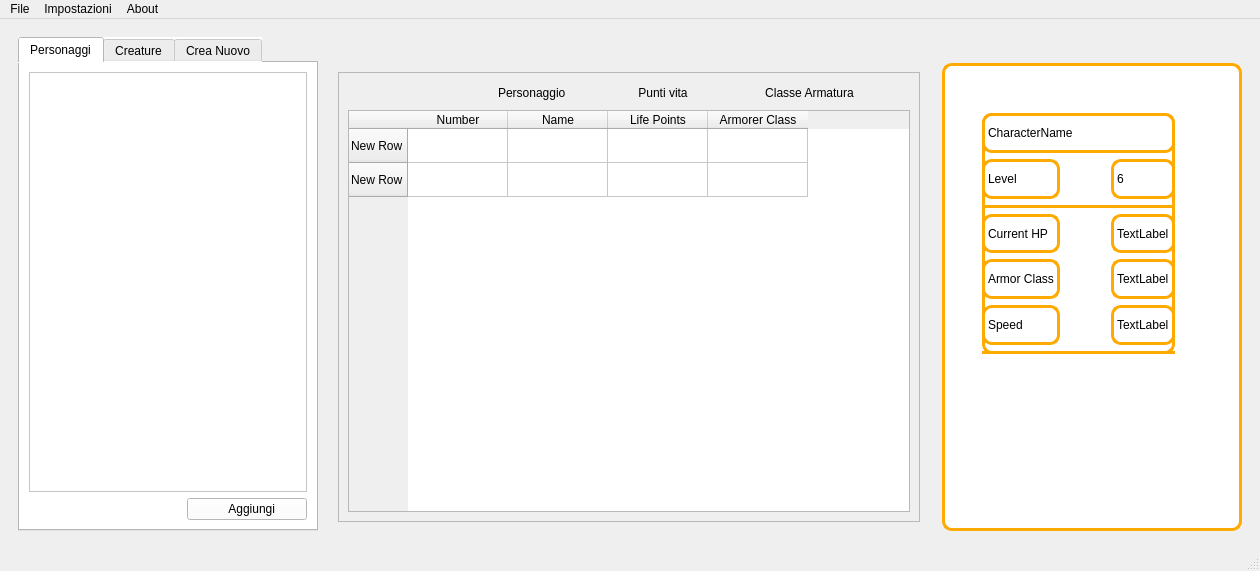
First picture: the form in gui/ui/main_window.ui, repository Guglielmo20/d-d_DM_app, before the edit.
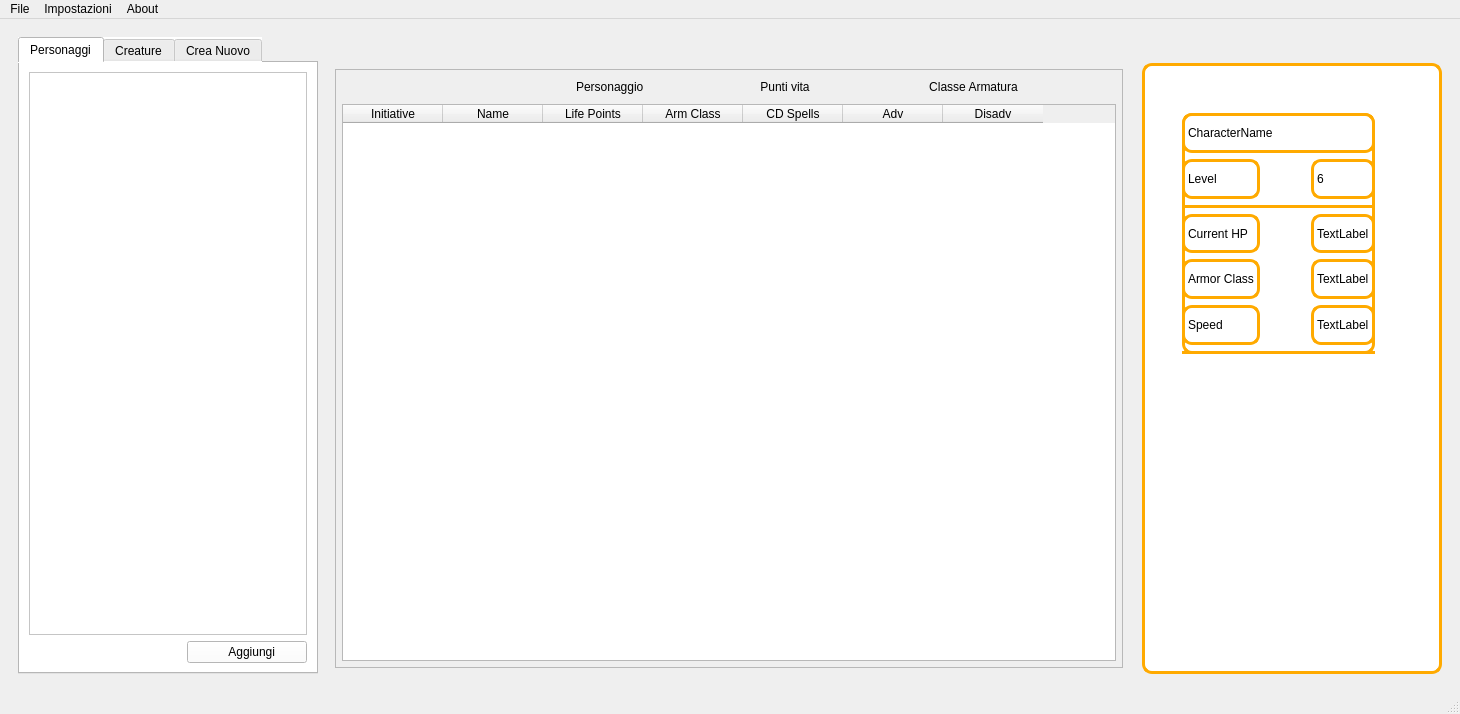
Second picture: the form after the edit. Icons and pictures are not drawn.

The edit to the form file:
```diff
--- a/gui/ui/main_window.ui
+++ b/gui/ui/main_window.ui
@@ -6,8 +6,8 @@
    <rect>
     <x>0</x>
     <y>0</y>
-    <width>1260</width>
-    <height>571</height>
+    <width>1460</width>
+    <height>714</height>
    </rect>
   </property>
   <property name="windowTitle">
@@ -51,7 +51,7 @@
         <widget class="QWidget" name="widget_3" native="true">
          <property name="minimumSize">
           <size>
-           <width>600</width>
+           <width>800</width>
            <height>0</height>
           </size>
          </property>
@@ -59,6 +59,18 @@
           <string notr="true"/>
          </property>
          <layout class="QGridLayout" name="gridLayout_5">
+          <property name="leftMargin">
+           <number>6</number>
+          </property>
+          <property name="topMargin">
+           <number>6</number>
+          </property>
+          <property name="rightMargin">
+           <number>6</number>
+          </property>
+          <property name="bottomMargin">
+           <number>6</number>
+          </property>
           <item row="0" column="0">
            <widget class="QFrame" name="frame_2">
             <property name="frameShape">
@@ -68,6 +80,18 @@
              <enum>QFrame::Raised</enum>
             </property>
             <layout class="QGridLayout" name="gridLayout_4">
+             <property name="leftMargin">
+              <number>6</number>
+             </property>
+             <property name="topMargin">
+              <number>6</number>
+             </property>
+             <property name="rightMargin">
+              <number>6</number>
+             </property>
+             <property name="bottomMargin">
+              <number>6</number>
+             </property>
              <item row="0" column="0">
               <layout class="QHBoxLayout" name="horizontalLayout">
                <item>
@@ -200,22 +224,15 @@
              </item>
              <item row="1" column="0">
               <widget class="QTableWidget" name="tableWidget">
+               <attribute name="horizontalHeaderDefaultSectionSize">
+                <number>100</number>
+               </attribute>
                <attribute name="verticalHeaderDefaultSectionSize">
                 <number>34</number>
                </attribute>
-               <row>
-                <property name="text">
-                 <string>New Row</string>
-                </property>
-               </row>
-               <row>
-                <property name="text">
-                 <string>New Row</string>
-                </property>
-               </row>
                <column>
                 <property name="text">
-                 <string>Number</string>
+                 <string>Initiative</string>
                 </property>
                </column>
                <column>
@@ -230,7 +247,22 @@
                </column>
                <column>
                 <property name="text">
-                 <string>Armorer Class</string>
+                 <string>Arm Class</string>
+                </property>
+               </column>
+               <column>
+                <property name="text">
+                 <string>CD Spells</string>
+                </property>
+               </column>
+               <column>
+                <property name="text">
+                 <string>Adv</string>
+                </property>
+               </column>
+               <column>
+                <property name="text">
+                 <string>Disadv</string>
                 </property>
                </column>
               </widget>
@@ -606,7 +638,7 @@
     <rect>
      <x>0</x>
      <y>0</y>
-     <width>1260</width>
+     <width>1460</width>
      <height>26</height>
     </rect>
    </property>
```
Left out of the diff: 4 changed lines with no effect on the pictures.
